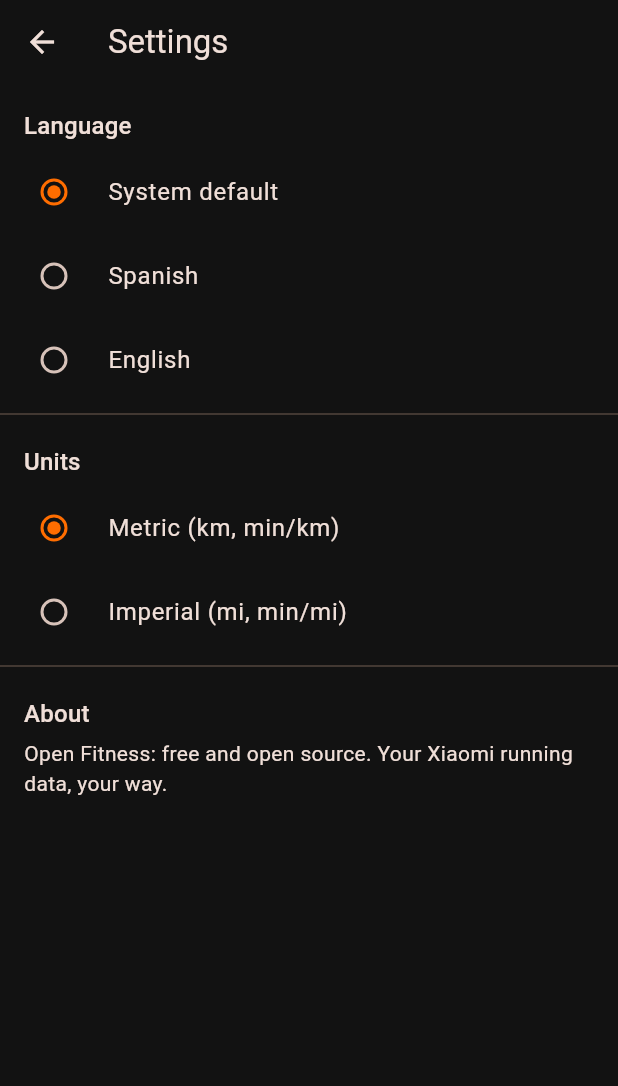
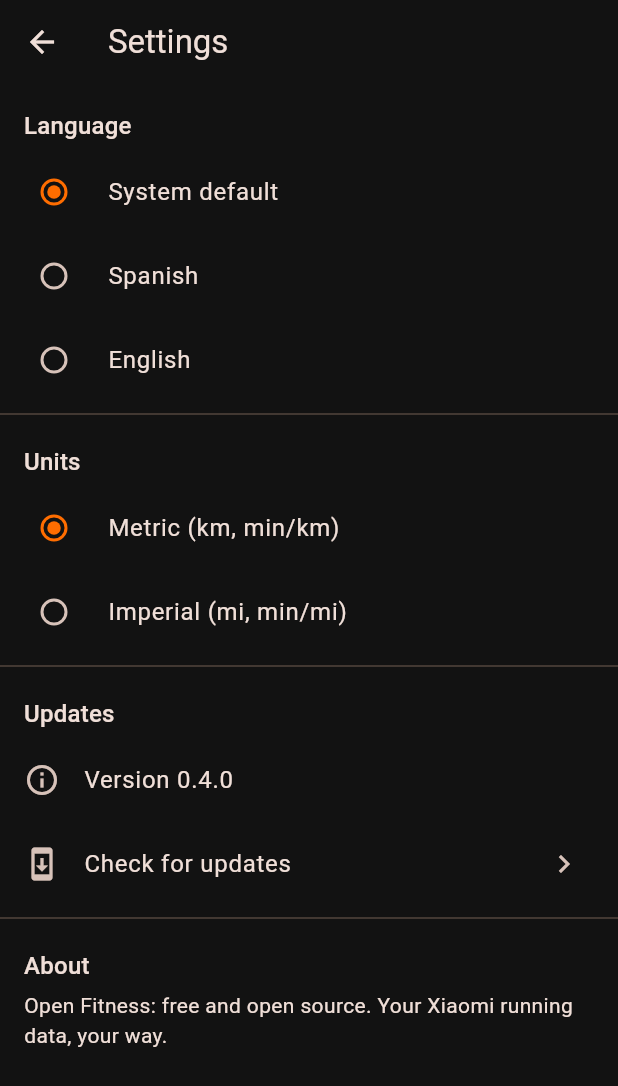
Before and after one commit to eskelt/open-fitness, a Flutter app: the HomeScreen screen opened directly with empty values, after a tap on the "settings" icon, on a phone screen of 412 x 824 dp. Shown: the top 1086 px of the screen. Run offline on Flutter 3.47's test engine with Material 3 defaults, Android fonts, the phone set to English and light mode, and no system bars; our stand-ins replace fl_chart, flutter_map, latlong2, package_info_plus, shared_preferences; missing offline and left inert: android_id, encrypt, flutter_inappwebview; accounts and stored records are empty; generated files the repository leaves out were written again; network calls fail.

Commit message:
feat(update): in-app update check against GitHub Releases
Home banner + a Settings "Check for updates" action compare the installed
version with the latest GitHub release (result cached, network throttled to
once a day) and link to the release page to download. No backend.

Adds package_info_plus (pinned to 8.x for the project's Kotlin 1.8.22) and
url_launcher, plus the https VIEW <queries> entry url_launcher needs on
Android 11+.

Co-Authored-By: Claude Opus 4.8

```diff
--- a/lib/l10n/app_en.arb
+++ b/lib/l10n/app_en.arb
@@ -154,5 +154,15 @@
   "@recoverHours": { "placeholders": { "h": { "type": "int" } } },
   "cmUnit": "cm",
   "about": "About",
-  "aboutText": "Open Fitness: free and open source. Your Xiaomi running data, your way."
+  "aboutText": "Open Fitness: free and open source. Your Xiaomi running data, your way.",
+  "updates": "Updates",
+  "checkUpdates": "Check for updates",
+  "upToDate": "You're on the latest version",
+  "checking": "Checking…",
+  "appVersion": "Version {version}",
+  "@appVersion": { "placeholders": { "version": { "type": "String" } } },
+  "updateAvailable": "Update available {version}",
+  "@updateAvailable": { "placeholders": { "version": { "type": "String" } } },
+  "updateView": "View",
+  "updateDismiss": "Dismiss"
 }
--- a/lib/l10n/app_es.arb
+++ b/lib/l10n/app_es.arb
@@ -151,5 +151,13 @@
   "recoverHours": "{h} h",
   "cmUnit": "cm",
   "about": "Acerca de",
-  "aboutText": "Open Fitness: gratis y de código abierto. Tus datos de carrera de Xiaomi, a tu manera."
+  "aboutText": "Open Fitness: gratis y de código abierto. Tus datos de carrera de Xiaomi, a tu manera.",
+  "updates": "Actualizaciones",
+  "checkUpdates": "Buscar actualizaciones",
+  "upToDate": "Tienes la última versión",
+  "checking": "Comprobando…",
+  "appVersion": "Versión {version}",
+  "updateAvailable": "Actualización disponible {version}",
+  "updateView": "Ver",
+  "updateDismiss": "Descartar"
 }
--- a/lib/ui/home_screen.dart
+++ b/lib/ui/home_screen.dart
@@ -4,6 +4,7 @@ import 'package:intl/intl.dart';
 import '../data/repository.dart';
 import '../sports/sport.dart';
 import '../stats/stats.dart';
+import '../update/update_banner.dart';
 import '../xiaomi/models.dart';
 import 'charts.dart';
 import 'i18n_helpers.dart';
@@ -142,9 +143,13 @@ class _HomeScreenState extends State<HomeScreen> {
                 child: LinearProgressIndicator(minHeight: 2))
             : null,
       ),
-      body: RefreshIndicator(
-        onRefresh: _refresh,
-        child: runs.isEmpty
+      body: Column(
+        children: [
+          const UpdateBanner(),
+          Expanded(
+            child: RefreshIndicator(
+              onRefresh: _refresh,
+              child: runs.isEmpty
             ? ListView(children: [
                 const SizedBox(height: 120),
                 Center(
@@ -164,6 +169,9 @@ class _HomeScreenState extends State<HomeScreen> {
                       child: _content(context, t, Sports.running, runs)),
                 ],
               ),
+            ),
+          ),
+        ],
       ),
     );
   }
--- a/lib/ui/settings_screen.dart
+++ b/lib/ui/settings_screen.dart
@@ -1,7 +1,9 @@
 import 'package:flutter/material.dart';
 import 'package:flutter_gen/gen_l10n/app_localizations.dart';
+import 'package:url_launcher/url_launcher.dart';
 import '../locale_controller.dart';
 import '../units_controller.dart';
+import '../update/update_checker.dart';
 
 class SettingsScreen extends StatelessWidget {
   const SettingsScreen({super.key});
@@ -46,6 +48,8 @@ class SettingsScreen extends StatelessWidget {
               unitTile(false, t.unitsMetric),
               unitTile(true, t.unitsImperial),
               const Divider(),
+              const _UpdatesSection(),
+              const Divider(),
               Padding(
                 padding: const EdgeInsets.fromLTRB(16, 12, 16, 4),
                 child: Text(t.about,
@@ -63,3 +67,69 @@ class SettingsScreen extends StatelessWidget {
     );
   }
 }
+
+/// Settings "Updates" block: shows the installed version and a manual
+/// "Check for updates" action (the automatic check lives in the Home banner).
+class _UpdatesSection extends StatefulWidget {
+  const _UpdatesSection();
+  @override
+  State<_UpdatesSection> createState() => _UpdatesSectionState();
+}
+
+class _UpdatesSectionState extends State<_UpdatesSection> {
+  bool _checking = false;
+
+  Future<void> _check() async {
+    setState(() => _checking = true);
+    final info = await UpdateChecker.check(force: true);
+    if (!mounted) return;
+    setState(() => _checking = false);
+    final t = L.of(context);
+    final messenger = ScaffoldMessenger.of(context);
+    if (info == null) {
+      messenger.showSnackBar(SnackBar(content: Text(t.upToDate)));
+    } else {
+      messenger.showSnackBar(SnackBar(
+        content: Text(t.updateAvailable(info.version)),
+        action: SnackBarAction(
+          label: t.updateView,
+          onPressed: () => launchUrl(Uri.parse(info.url),
+              mode: LaunchMode.externalApplication),
+        ),
+      ));
+    }
+  }
+
+  @override
+  Widget build(BuildContext context) {
+    final t = L.of(context);
+    return Column(
+      crossAxisAlignment: CrossAxisAlignment.start,
+      children: [
+        Padding(
+          padding: const EdgeInsets.fromLTRB(16, 12, 16, 4),
+          child:
+              Text(t.updates, style: Theme.of(context).textTheme.titleMedium),
+        ),
+        FutureBuilder<String>(
+          future: UpdateChecker.currentVersion(),
+          builder: (context, snap) => ListTile(
+            leading: const Icon(Icons.info_outline),
+            title: Text(snap.hasData ? t.appVersion(snap.data!) : '…'),
+          ),
+        ),
+        ListTile(
+          leading: const Icon(Icons.system_update),
+          title: Text(_checking ? t.checking : t.checkUpdates),
+          trailing: _checking
+              ? const SizedBox(
+                  width: 20,
+                  height: 20,
+                  child: CircularProgressIndicator(strokeWidth: 2))
+              : const Icon(Icons.chevron_right),
+          onTap: _checking ? null : _check,
+        ),
+      ],
+    );
+  }
+}
--- /dev/null
+++ b/lib/update/update_banner.dart
@@ -0,0 +1,79 @@
+import 'package:flutter/material.dart';
+import 'package:flutter_gen/gen_l10n/app_localizations.dart';
+import 'package:url_launcher/url_launcher.dart';
+
+import 'update_checker.dart';
+
+/// A dismissible banner shown on Home when a newer release is available on
+/// GitHub. Renders nothing (zero height) while checking, when up to date, or
+/// once dismissed for that version. "View" opens the release page in the
+/// browser (where the APK can be downloaded).
+class UpdateBanner extends StatefulWidget {
+  const UpdateBanner({super.key});
+  @override
+  State<UpdateBanner> createState() => _UpdateBannerState();
+}
+
+class _UpdateBannerState extends State<UpdateBanner> {
+  UpdateInfo? _info;
+  bool _hidden = false;
+
+  @override
+  void initState() {
+    super.initState();
+    _load();
+  }
+
+  Future<void> _load() async {
+    final info = await UpdateChecker.check();
+    if (info == null || !mounted) return;
+    if (await UpdateChecker.isDismissed(info.version)) return;
+    if (mounted) setState(() => _info = info);
+  }
+
+  Future<void> _open() async {
+    final info = _info;
+    if (info == null) return;
+    await launchUrl(Uri.parse(info.url), mode: LaunchMode.externalApplication);
+  }
+
+  Future<void> _dismiss() async {
+    final info = _info;
+    if (info != null) await UpdateChecker.dismiss(info.version);
+    if (mounted) setState(() => _hidden = true);
+  }
+
+  @override
+  Widget build(BuildContext context) {
+    final info = _info;
+    if (info == null || _hidden) return const SizedBox.shrink();
+    final t = L.of(context);
+    final cs = Theme.of(context).colorScheme;
+    return Material(
+      color: cs.primaryContainer,
+      child: Padding(
+        padding: const EdgeInsets.fromLTRB(16, 8, 4, 8),
+        child: Row(
+          children: [
+            Icon(Icons.system_update, size: 20, color: cs.onPrimaryContainer),
+            const SizedBox(width: 12),
+            Expanded(
+              child: Text(
+                t.updateAvailable(info.version),
+                style: TextStyle(
+                    color: cs.onPrimaryContainer, fontWeight: FontWeight.w600),
+              ),
+            ),
+            TextButton(onPressed: _open, child: Text(t.updateView)),
+            IconButton(
+              tooltip: t.updateDismiss,
+              visualDensity: VisualDensity.compact,
+              icon: Icon(Icons.close, size: 20, color: cs.onPrimaryContainer),
+              onPressed: _dismiss,
+            ),
+          ],
+        ),
+      ),
+    );
+  }
+}
--- /dev/null
+++ b/lib/update/update_checker.dart
@@ -0,0 +1,122 @@
+import 'dart:convert';
+
+import 'package:http/http.dart' as http;
+import 'package:package_info_plus/package_info_plus.dart';
+import 'package:shared_preferences/shared_preferences.dart';
+
+/// A newer release discovered on GitHub.
+class UpdateInfo {
+  final String version; // normalized tag, e.g. "0.5.0"
+  final String url; // release page (html_url)
+  final String notes; // release body (may be empty)
+  const UpdateInfo(
+      {required this.version, required this.url, required this.notes});
+}
+
+/// Checks GitHub Releases for a newer version of the app.
+///
+/// No backend: it reads the public "latest release" endpoint. Because the app
+/// ships as a GitHub-release APK (no Play Store), this is how users learn about
+/// updates without checking the repo. Network results are cached in
+/// shared_preferences and the lookup is throttled to once a day, so a pending
+/// update keeps showing across launches without hammering the API. It never
+/// throws — any network/parse error just yields null (no update shown).
+class UpdateChecker {
+  UpdateChecker._();
+
+  static const repo = 'eskelt/open-fitness';
+  static const _kCheckedMs = 'update_checked_ms';
+  static const _kTag = 'update_tag';
+  static const _kUrl = 'update_url';
+  static const _kNotes = 'update_notes';
+  static const _kDismissed = 'update_dismissed_tag';
+  static const _minInterval = Duration(hours: 24);
+
+  /// Current app version (e.g. "0.5.0"), from the package metadata.
+  static Future<String> currentVersion() async =>
+      (await PackageInfo.fromPlatform()).version;
+
+  /// Returns a newer release if one exists, else null (up to date or any error).
+  /// Throttled to once per 24h unless [force]; between network checks it returns
+  /// the cached result so a pending update keeps showing.
+  static Future<UpdateInfo?> check({bool force = false}) async {
+    try {
+      final prefs = await SharedPreferences.getInstance();
+      final current = await currentVersion();
+      final now = DateTime.now().millisecondsSinceEpoch;
+      final last = prefs.getInt(_kCheckedMs) ?? 0;
+
+      if (force || now - last >= _minInterval.inMilliseconds) {
+        final fresh = await _fetch();
+        if (fresh != null) {
+          prefs.setInt(_kCheckedMs, now);
+          prefs.setString(_kTag, fresh.version);
+          prefs.setString(_kUrl, fresh.url);
+          prefs.setString(_kNotes, fresh.notes);
+        }
+      }
+
+      final tag = prefs.getString(_kTag) ?? '';
+      if (tag.isEmpty || !isNewer(tag, current)) return null;
+      return UpdateInfo(
+        version: tag,
+        url: prefs.getString(_kUrl) ??
+            'https://github.com/$repo/releases/latest',
+        notes: prefs.getString(_kNotes) ?? '',
+      );
+    } catch (_) {
+      return null;
+    }
+  }
+
+  /// Whether the user has dismissed the banner for [version].
+  static Future<bool> isDismissed(String version) async {
+    final prefs = await SharedPreferences.getInstance();
+    return prefs.getString(_kDismissed) == version;
+  }
+
+  /// Hide the banner until a newer version than [version] appears.
+  static Future<void> dismiss(String version) async {
+    final prefs = await SharedPreferences.getInstance();
+    await prefs.setString(_kDismissed, version);
+  }
+
+  static Future<UpdateInfo?> _fetch() async {
+    final resp = await http.get(
+      Uri.parse('https://api.github.com/repos/$repo/releases/latest'),
+      headers: const {
+        'Accept': 'application/vnd.github+json',
+        'X-GitHub-Api-Version': '2022-11-28',
+      },
+    ).timeout(const Duration(seconds: 8));
+    if (resp.statusCode != 200) return null;
+    final json = jsonDecode(resp.body) as Map<String, dynamic>;
+    final tag =
+        (json['tag_name'] as String? ?? '').replaceFirst(RegExp(r'^v'), '');
+    if (tag.isEmpty) return null;
+    return UpdateInfo(
+      version: tag,
+      url: json['html_url'] as String? ??
+          'https://github.com/$repo/releases/latest',
+      notes: json['body'] as String? ?? '',
+    );
+  }
+
+  /// true if dotted-numeric [a] is a higher version than [b] (build metadata
+  /// after '+' ignored; missing parts treated as 0). e.g. "0.5.0" > "0.4.0".
+  static bool isNewer(String a, String b) {
+    List<int> parts(String v) => v
+        .split('+')
+        .first
+        .split('.')
+        .map((p) => int.tryParse(p.replaceAll(RegExp(r'[^0-9]'), '')) ?? 0)
+        .toList();
+    final pa = parts(a), pb = parts(b);
+    for (var i = 0; i < 3; i++) {
+      final x = i < pa.length ? pa[i] : 0;
+      final y = i < pb.length ? pb[i] : 0;
+      if (x != y) return x > y;
+    }
+    return false;
+  }
+}
--- a/pubspec.yaml
+++ b/pubspec.yaml
@@ -47,6 +47,8 @@ dependencies:
   flutter_map: ^8.3.2
   latlong2: ^0.10.1
   path_provider: ^2.1.5    # app directory to cache GPS tracks on disk
+  package_info_plus: 8.0.2
+  url_launcher: ^6.3.2
 
 dev_dependencies:
   flutter_test:
```
Also changed, not shown: pubspec.lock, 1 other file.
